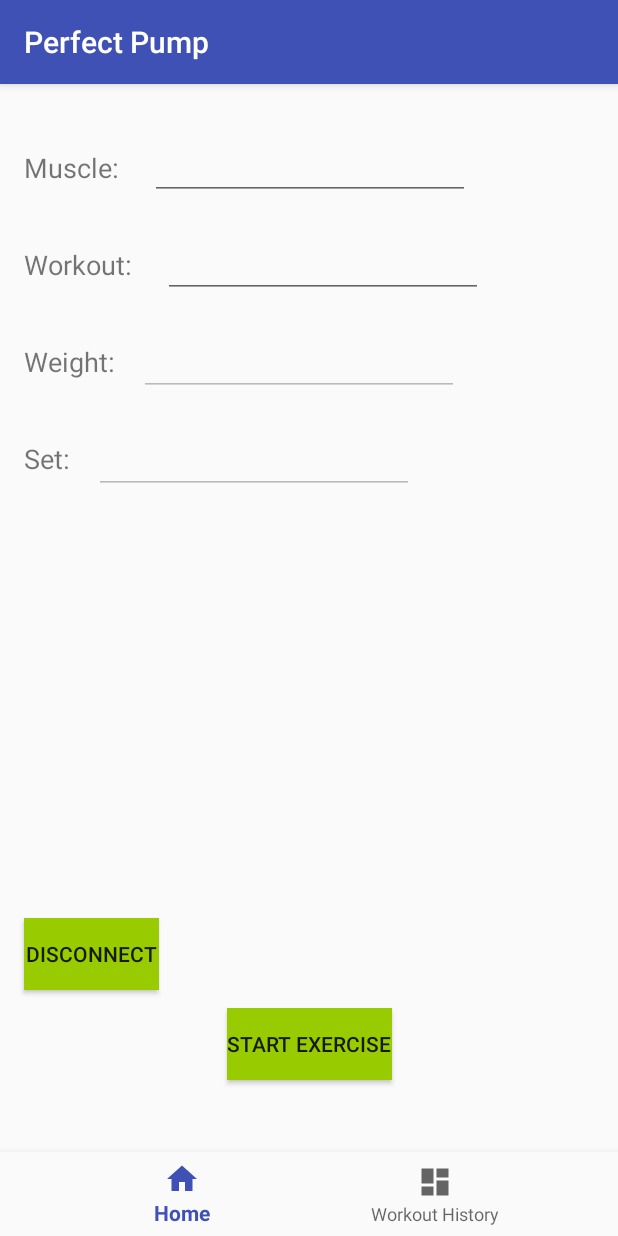
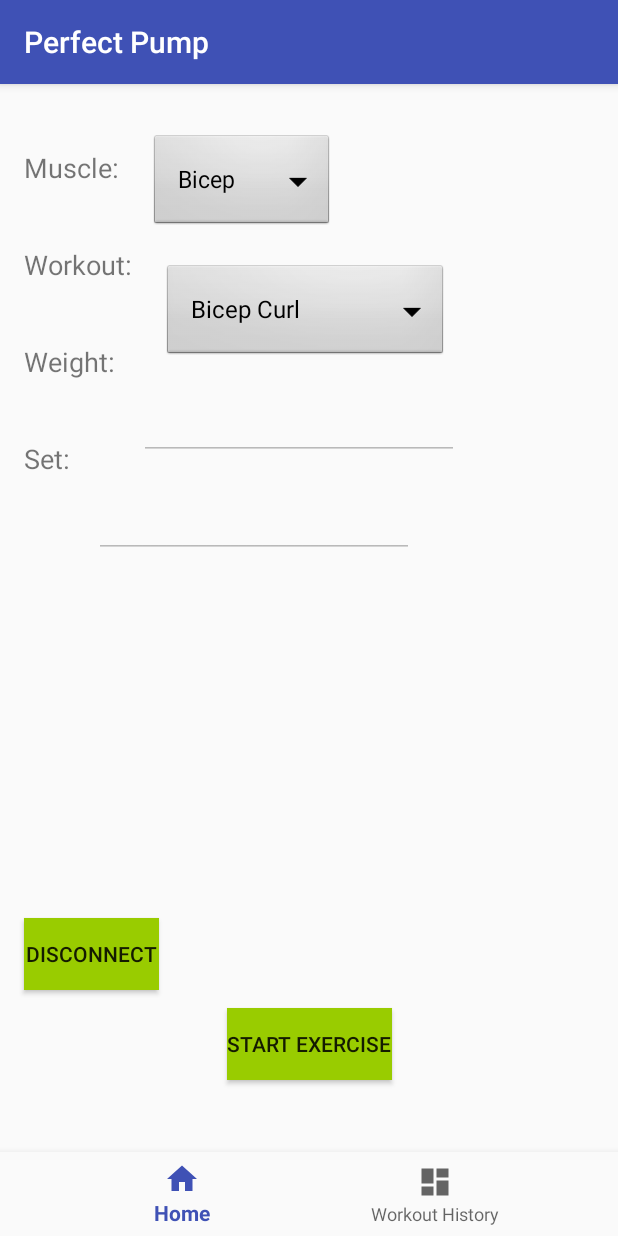
Before and after one commit to ridwankhan/navapp, an Android app: the fragment Home placed in its activity, on a phone screen of 412 x 824 dp. Run offline under Robolectric (Android 15) with nearby library versions, the phone set to English and light mode, and no system bars; our stand-ins replace Room's generated code; 7 statements that could not run were skipped.

Commit message:
changed parts of form to dropdowns

```diff
--- a/app/src/main/java/com/example/ridwankhan/navapp/Home.java
+++ b/app/src/main/java/com/example/ridwankhan/navapp/Home.java
@@ -20,8 +20,10 @@ import android.util.Log;
 import android.view.LayoutInflater;
 import android.view.View;
 import android.view.ViewGroup;
+import android.widget.ArrayAdapter;
 import android.widget.Button;
 import android.widget.EditText;
+import android.widget.Spinner;
 import android.widget.TextView;
 import android.widget.Toast;
 
@@ -87,8 +89,15 @@ public class Home extends Fragment {
 
     Button start, save, btnDis, setExercise;
     TextView sensor;
-    EditText editWeight, editSet, editMuscle, editWorkout;
-
+    EditText editWeight, editSet;
+    Spinner editMuscle, editWorkout;
+    //create a list of items for the spinner.
+    String[] muscles = new String[]{"Bicep", "Tricep", "Chest"};
+    String[] workouts = new String[]{"Bicep Curl", "Hammer Curl", "Rope Pull Down", "Bench Press"};
+    //create an adapter to describe how the items are displayed, adapters are used in several places in android.
+    //There are multiple variations of this, but this is the basic variant.
+    ArrayAdapter<String> musclesAdapter;
+    ArrayAdapter<String> workoutsAdapter;
     boolean firstClick = true;
     boolean toggleExercise = true;
     int randomNum;
@@ -158,9 +167,13 @@ public class Home extends Fragment {
         editWeight.setEnabled(false);
         editSet = (EditText)view.findViewById(R.id.editSet);
         editSet.setEnabled(false);
-        editMuscle = (EditText)view.findViewById(R.id.editMuscle);
-        editWorkout = (EditText)view.findViewById(R.id.editWorkout);
+        editMuscle = (Spinner)view.findViewById(R.id.editMuscle);
+        editWorkout = (Spinner)view.findViewById(R.id.editWorkout);
         setExercise = (Button)view.findViewById(R.id.setExercise);
+
+        //set the spinners adapter to the previously created one.
+        editMuscle.setAdapter(musclesAdapter);
+        editWorkout.setAdapter(workoutsAdapter);
 
         start.setOnClickListener(new View.OnClickListener() {
             @Override
@@ -257,6 +270,13 @@ public class Home extends Fragment {
             throw new ClassCastException(context.toString()
                     + " must implement DataCommunication");
         }
+
+        //create an adapter to describe how the items are displayed, adapters are used in several places in android.
+        //There are multiple variations of this, but this is the basic variant.
+        musclesAdapter = new ArrayAdapter<>(context, android.R.layout.simple_spinner_dropdown_item, muscles);
+        //create an adapter to describe how the items are displayed, adapters are used in several places in android.
+        //There are multiple variations of this, but this is the basic variant.
+        workoutsAdapter = new ArrayAdapter<>(context, android.R.layout.simple_spinner_dropdown_item, workouts);
     }
 
     @Override
@@ -278,6 +298,13 @@ public class Home extends Fragment {
             throw new ClassCastException(activity.toString()
                     + " must implement DataCommunication");
         }
+
+        //create an adapter to describe how the items are displayed, adapters are used in several places in android.
+        //There are multiple variations of this, but this is the basic variant.
+        musclesAdapter = new ArrayAdapter<>(activity.getApplicationContext(), android.R.layout.simple_spinner_dropdown_item, muscles);
+        //create an adapter to describe how the items are displayed, adapters are used in several places in android.
+        //There are multiple variations of this, but this is the basic variant.
+        workoutsAdapter = new ArrayAdapter<>(activity.getApplicationContext(), android.R.layout.simple_spinner_dropdown_item, workouts);
     }
 
     private void Disconnect() {
@@ -308,8 +335,8 @@ public class Home extends Fragment {
 
     private void startExercise(){
         //assemble instantiation vals for ExerciseData, these should be connected to the form
-        String muscleGroup = editMuscle.getText().toString();
-        String exerciseName = editWorkout.getText().toString();
+        String muscleGroup = editMuscle.getSelectedItem().toString();
+        String exerciseName = editWorkout.getSelectedItem().toString();
         currExerciseID = db.exerciseDao().getHighestExerciseID()+1; //this is also a dummy val right now
 
         //create ExerciseData object
--- a/app/src/main/res/layout/fragment_home.xml
+++ b/app/src/main/res/layout/fragment_home.xml
@@ -20,7 +20,7 @@
         app:layout_constraintStart_toStartOf="parent"
         app:layout_constraintTop_toTopOf="parent" />
 
-    <EditText
+    <Spinner
         android:id="@+id/editMuscle"
         android:layout_width="wrap_content"
         android:layout_height="wrap_content"
@@ -29,7 +29,9 @@
         android:ems="10"
         android:inputType="textPersonName"
         app:layout_constraintStart_toEndOf="@+id/muscle"
-        app:layout_constraintTop_toTopOf="parent" />
+        app:layout_constraintTop_toTopOf="parent"
+        android:background="@android:drawable/btn_dropdown"
+        android:spinnerMode="dropdown"/>
 
     <TextView
         android:id="@+id/textView3"
@@ -42,7 +44,7 @@
         app:layout_constraintStart_toStartOf="parent"
         app:layout_constraintTop_toBottomOf="@+id/muscle" />
 
-    <EditText
+    <Spinner
         android:id="@+id/editWorkout"
         android:layout_width="wrap_content"
         android:layout_height="wrap_content"
@@ -51,7 +53,9 @@
         android:ems="10"
         android:inputType="textPersonName"
         app:layout_constraintStart_toEndOf="@+id/textView3"
-        app:layout_constraintTop_toBottomOf="@+id/editMuscle" />
+        app:layout_constraintTop_toBottomOf="@+id/editMuscle"
+        android:background="@android:drawable/btn_dropdown"
+        android:spinnerMode="dropdown"/>
 
     <TextView
         android:id="@+id/weight_text"
```
